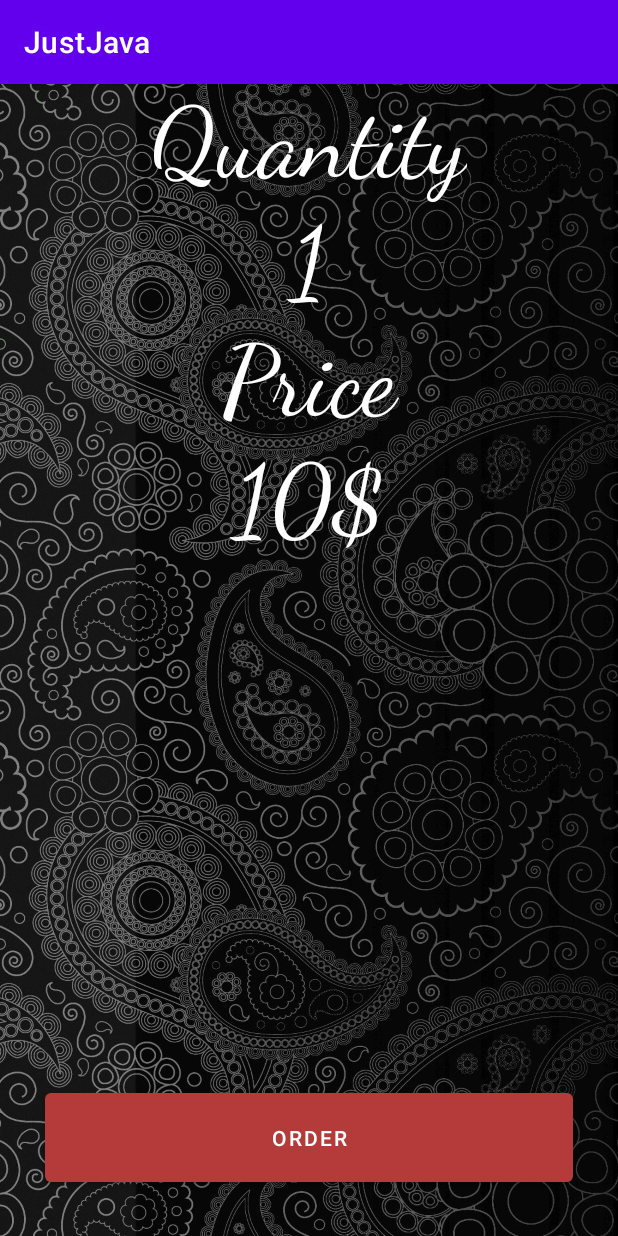
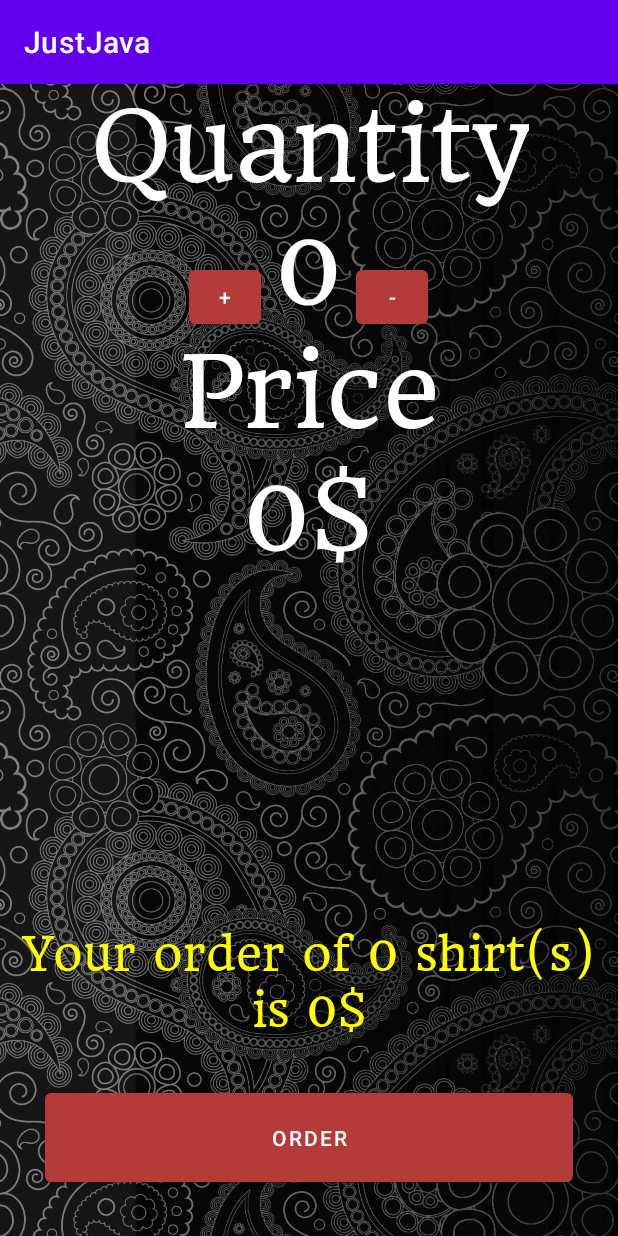
Before and after one commit to YousefAbood/AndroidNanoDegree, an Android app: the screen it shows after launch (MainActivity), after a tap on "ORDER", on a phone screen of 412 x 824 dp. Run offline under Robolectric (Android 15) with nearby library versions, the phone set to English and light mode, and no system bars.

Commit message:
Added increment and decrement buttons, changed font, new textview

```diff
--- a/Assignment04/app/src/main/java/com/example/android/java/MainActivity.java
+++ b/Assignment04/app/src/main/java/com/example/android/java/MainActivity.java
@@ -2,15 +2,14 @@ package com.example.android.java;
 
 import androidx.appcompat.app.AppCompatActivity;
 
+import android.graphics.Color;
 import android.os.Bundle;
 import android.view.View;
 import android.widget.TextView;
 
-import org.w3c.dom.Text;
-
 public class MainActivity extends AppCompatActivity {
 
-    int number, price;
+    int quantity, price;
 
     @Override
     protected void onCreate(Bundle savedInstanceState) {
@@ -18,11 +17,25 @@ public class MainActivity extends AppCompatActivity {
         setContentView(R.layout.activity_main);
     }
 
+    public void increment(View view){
+        quantity++;
+        price += 10;
+        display(quantity, price);
+    }
+
+    public void decrement(View view){
+        if(!(quantity <= 0)) {
+            quantity--;
+            price -= 10;
+            display(quantity, price);
+        }
+    }
 
     public void submitOrder(View view) {
-        number++;
-        price += 10;
-        display(number, price);
+        TextView readyOrder = (TextView) findViewById(R.id.readyorder);
+        readyOrder.setText("Your order of " + quantity + " shirt(s) is " + price + "$");
+        readyOrder.setTextColor(Color.YELLOW);
+        readyOrder.setVisibility(TextView.VISIBLE);
     }
 
     private void display(int quantity, int price) {
@@ -31,4 +44,5 @@ public class MainActivity extends AppCompatActivity {
         quantityTextView.setText("" + quantity);
         priceTextView.setText(""  + price + "$");
     }
+
 }
--- a/Assignment04/app/src/main/res/layout/activity_main.xml
+++ b/Assignment04/app/src/main/res/layout/activity_main.xml
@@ -8,6 +8,7 @@
 
 
     <ImageView
+        android:contentDescription="background"
         android:layout_width="match_parent"
         android:layout_height="match_parent"
         android:scaleType="centerCrop"
@@ -21,40 +22,64 @@
         android:orientation="vertical">
 
         <TextView
-            android:layout_width="match_parent"
+            android:layout_width="wrap_content"
             android:layout_height="wrap_content"
+            android:fontFamily="@font/headland_one"
             android:text="@string/quantity"
             android:textColor="@color/white"
             android:textSize="65sp"
-            android:fontFamily="cursive"
             app:layout_constraintBottom_toBottomOf="parent"
             app:layout_constraintLeft_toLeftOf="parent"
             app:layout_constraintRight_toRightOf="parent"
             app:layout_constraintTop_toTopOf="parent" />
 
+        <LinearLayout
+            android:layout_width="wrap_content"
+            android:layout_height="wrap_content"
+            android:layout_gravity="center"
+            android:orientation="horizontal">
+
+            <Button
+                android:layout_width="48dp"
+                android:layout_height="wrap_content"
+                android:text="@string/plus"
+                android:onClick="increment"
+                app:backgroundTint="#B53B3B" />
+
             <TextView
                 android:id="@+id/quantity_text_view"
-            android:layout_width="match_parent"
+                android:layout_width="wrap_content"
                 android:layout_height="wrap_content"
+                android:layout_marginLeft="10dp"
+                android:layout_marginRight="10dp"
+                android:fontFamily="@font/headland_one"
                 android:gravity="center_horizontal"
-            android:text="@string/_0"
+                android:text="@string/quantityZero"
                 android:textColor="@color/white"
                 android:textSize="65sp"
-            android:fontFamily="cursive"
                 app:layout_constraintBottom_toBottomOf="parent"
                 app:layout_constraintLeft_toLeftOf="parent"
                 app:layout_constraintRight_toRightOf="parent"
                 app:layout_constraintTop_toTopOf="parent" />
 
+            <Button
+                android:layout_width="48dp"
+                android:layout_height="wrap_content"
+                android:text="@string/minus"
+                android:onClick="decrement"
+                app:backgroundTint="#B53B3B" />
+
+        </LinearLayout>
+
 
         <TextView
             android:layout_width="match_parent"
             android:layout_height="wrap_content"
+            android:fontFamily="@font/headland_one"
             android:gravity="center_horizontal"
             android:text="@string/Price"
             android:textColor="@color/white"
             android:textSize="65sp"
-            android:fontFamily="cursive"
             app:layout_constraintBottom_toBottomOf="parent"
             app:layout_constraintLeft_toLeftOf="parent"
             app:layout_constraintRight_toRightOf="parent"
@@ -64,20 +89,37 @@
             android:id="@+id/price_text_view"
             android:layout_width="match_parent"
             android:layout_height="wrap_content"
+            android:fontFamily="@font/headland_one"
             android:gravity="center_horizontal"
-            android:text="@string/_0"
+            android:text="@string/priceZero"
             android:textColor="@color/white"
             android:textSize="65sp"
-            android:fontFamily="cursive"
             app:layout_constraintBottom_toBottomOf="parent"
             app:layout_constraintLeft_toLeftOf="parent"
             app:layout_constraintRight_toRightOf="parent"
             app:layout_constraintTop_toTopOf="parent" />
 
-
     </LinearLayout>
 
+    <TextView
+        android:id="@+id/readyorder"
+        android:layout_width="wrap_content"
+        android:layout_height="wrap_content"
+        android:layout_above="@id/orderButton"
+        android:layout_centerInParent="true"
+        android:gravity="center"
+        android:fontFamily="@font/headland_one"
+        android:text=""
+        android:textColor="@color/white"
+        android:textSize="30sp"
+        android:visibility="invisible"
+        app:layout_constraintBottom_toBottomOf="parent"
+        app:layout_constraintLeft_toLeftOf="parent"
+        app:layout_constraintRight_toRightOf="parent"
+        app:layout_constraintTop_toTopOf="parent" />
+
     <Button
+        android:id="@+id/orderButton"
         android:layout_width="match_parent"
         android:layout_height="wrap_content"
         android:layout_alignParentBottom="true"
@@ -86,6 +128,6 @@
         android:padding="20dp"
         android:text="@string/order"
         app:backgroundTint="#B53B3B"
-        tools:ignore="MissingConstraints" />
+        tools:ignore="InvalidId,MissingConstraints" />
 
 </RelativeLayout>
--- a/Assignment04/app/src/main/res/values/strings.xml
+++ b/Assignment04/app/src/main/res/values/strings.xml
@@ -1,7 +1,10 @@
 <resources>
     <string name="app_name">JustJava</string>
-    <string name="_0">0$</string>
+    <string name="quantity">Quantity</string>
+    <string name="quantityZero">0</string>
+    <string name="Price">Price</string>
+    <string name="priceZero">0$</string>
     <string name="order">Order</string>
-    <string name="quantity">Quantity</string>
-    <string name="Price">Price</string>
+    <string name="plus">+</string>
+    <string name="minus">-</string>
 </resources>
```
Also changed, not shown: Assignment04/app/src/main/res/font/headland_one.ttf (added), 1 other file. Lines whose indentation alone changed are shown as unchanged.
